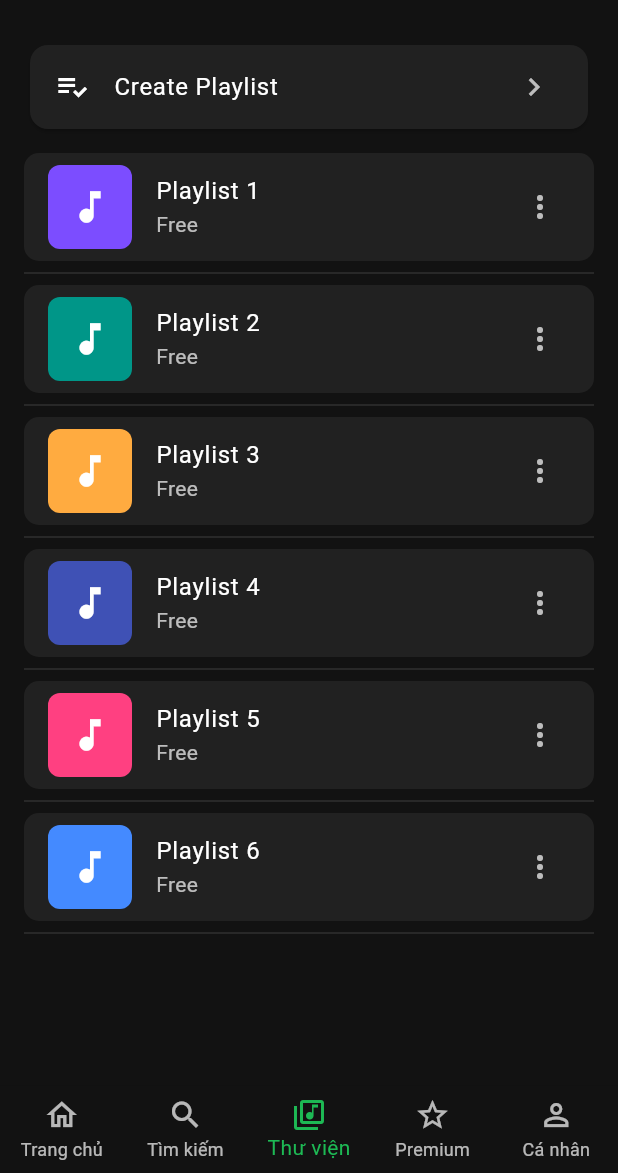
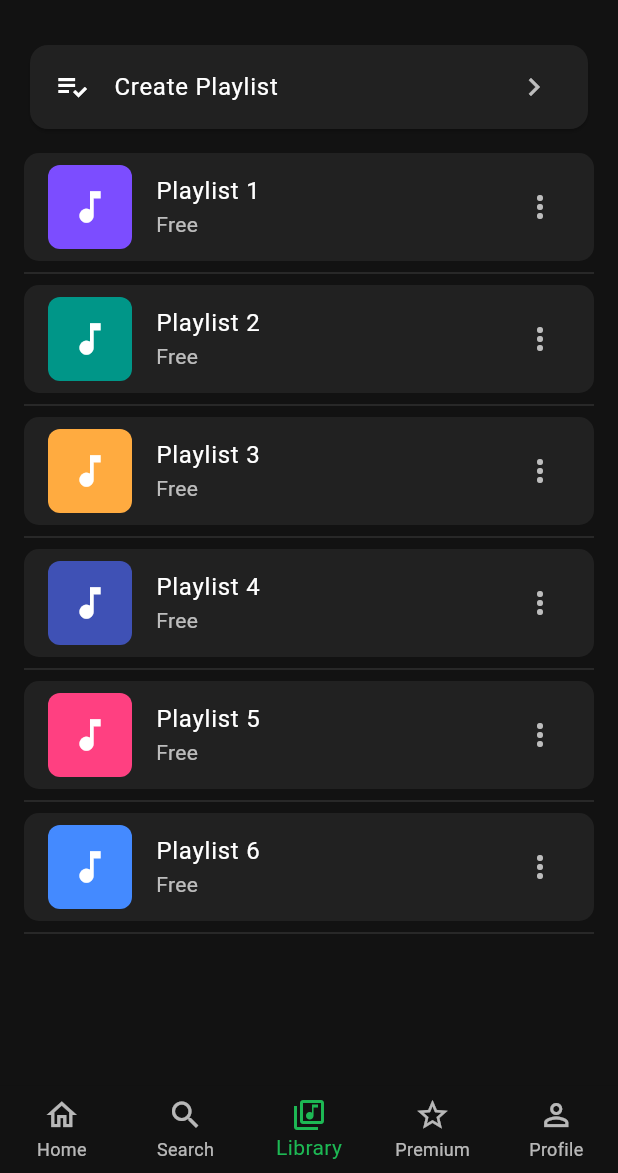
Before and after one commit to NguyenDu253/2025_LTTBDD_N02_Du_Nguyet, a Flutter app: the BottomNavBar screen opened directly, item 3 of the bottom bar chosen, on a phone screen of 412 x 824 dp, the part 63-1236 px from its top. Run offline on Flutter 3.47's test engine with Material 3 defaults, Android fonts, the phone set to English and light mode, and no system bars; our stand-ins replace easy_localization; network calls fail.

Commit message:
fix bottom_nav_bar.dart

```diff
--- a/lib/screens/premium_screen.dart
+++ b/lib/screens/premium_screen.dart
@@ -13,7 +13,7 @@ class PremiumScreen extends StatelessWidget {
       backgroundColor: kBackground,
       appBar: AppBar(
         title: Text(
-          tr('premium_title', args: ['Premium']), // Đa ngôn ngữ: "Premium"
+          tr('Premium', args: ['Premium']), // Đa ngôn ngữ: "Premium"
           style: const TextStyle(fontWeight: FontWeight.bold),
         ),
         backgroundColor: kBackground,
--- a/lib/widgets/bottom_nav_bar.dart
+++ b/lib/widgets/bottom_nav_bar.dart
@@ -1,4 +1,5 @@
 import 'package:flutter/material.dart';
+import 'package:easy_localization/easy_localization.dart'; // nhớ import
 import 'package:app_music/screens/home_screen.dart';
 import 'package:app_music/screens/search_screen.dart';
 import 'package:app_music/screens/library_screen.dart';
@@ -36,13 +37,12 @@ class _BottomNavBarState extends State<BottomNavBar> {
 
   @override
   Widget build(BuildContext context) {
-    // Thứ tự screens: Home, Search, Library, Premium, Profile
     final List<Widget> _screens = [
       HomeScreen(onSongSelected: _onSongSelected),
       const SearchScreen(),
       const LibraryScreen(),
-      const PremiumScreen(), // Tab Premium thứ 4
-      const ProfileScreen(), // Tab Cá nhân cuối cùng
+      const PremiumScreen(),
+      const ProfileScreen(),
     ];
 
     return Scaffold(
@@ -145,7 +145,7 @@ class _BottomNavBarState extends State<BottomNavBar> {
         ],
       ),
 
-      // Bottom Navigation Bar với Premium thứ 4
+      // Bottom Navigation Bar đa ngôn ngữ
       bottomNavigationBar: BottomNavigationBar(
         currentIndex: _selectedIndex,
         onTap: _onItemTapped,
@@ -153,23 +153,26 @@ class _BottomNavBarState extends State<BottomNavBar> {
         unselectedItemColor: Colors.white70,
         backgroundColor: const Color(0xFF121212),
         type: BottomNavigationBarType.fixed,
-        items: const [
+        items: [
           BottomNavigationBarItem(
-            icon: Icon(Icons.home_outlined),
-            label: 'Trang chủ',
-          ),
-          BottomNavigationBarItem(icon: Icon(Icons.search), label: 'Tìm kiếm'),
-          BottomNavigationBarItem(
-            icon: Icon(Icons.library_music_outlined),
-            label: 'Thư viện',
+            icon: const Icon(Icons.home_outlined),
+            label: 'home'.tr(),
           ),
           BottomNavigationBarItem(
-            icon: Icon(Icons.star_outline),
-            label: 'Premium', // Tab Premium thứ 4
+            icon: const Icon(Icons.search),
+            label: 'search'.tr(),
           ),
           BottomNavigationBarItem(
-            icon: Icon(Icons.person_outline),
-            label: 'Cá nhân', // Tab cuối cùng
+            icon: const Icon(Icons.library_music_outlined),
+            label: 'library'.tr(),
+          ),
+          BottomNavigationBarItem(
+            icon: const Icon(Icons.star_outline),
+            label: 'premium'.tr(),
+          ),
+          BottomNavigationBarItem(
+            icon: const Icon(Icons.person_outline),
+            label: 'profile'.tr(),
           ),
         ],
       ),
```
Also changed, not shown: assets/translations/en.json (+12 -1 lines), assets/translations/vi.json (+18 -1 lines).
